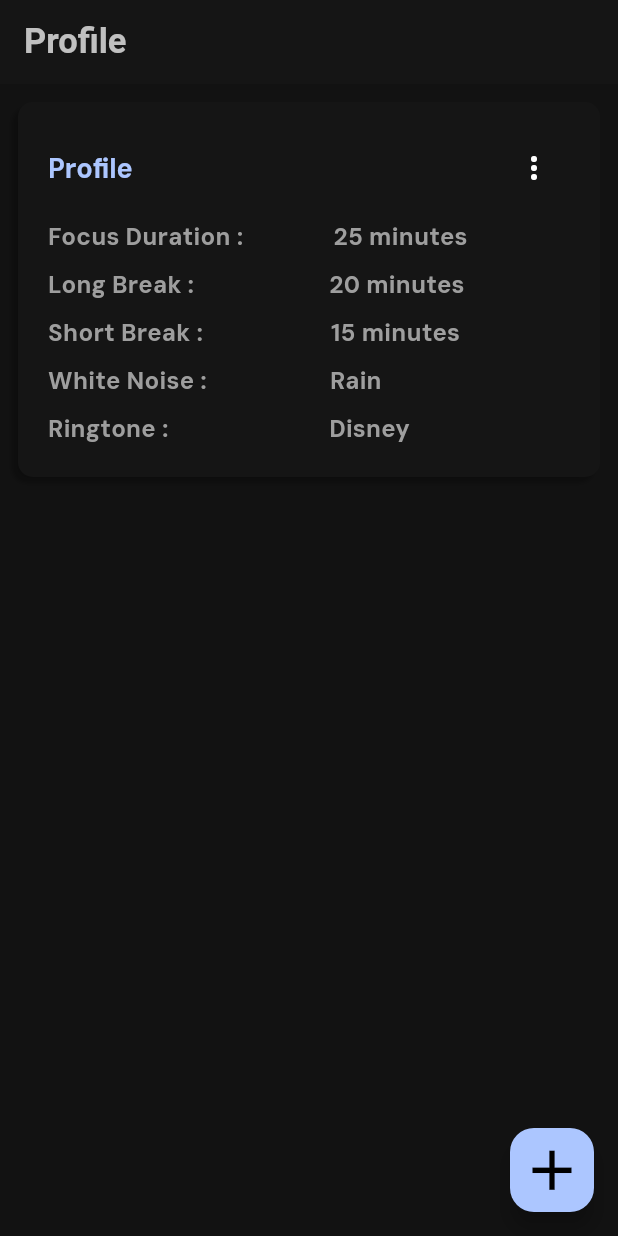
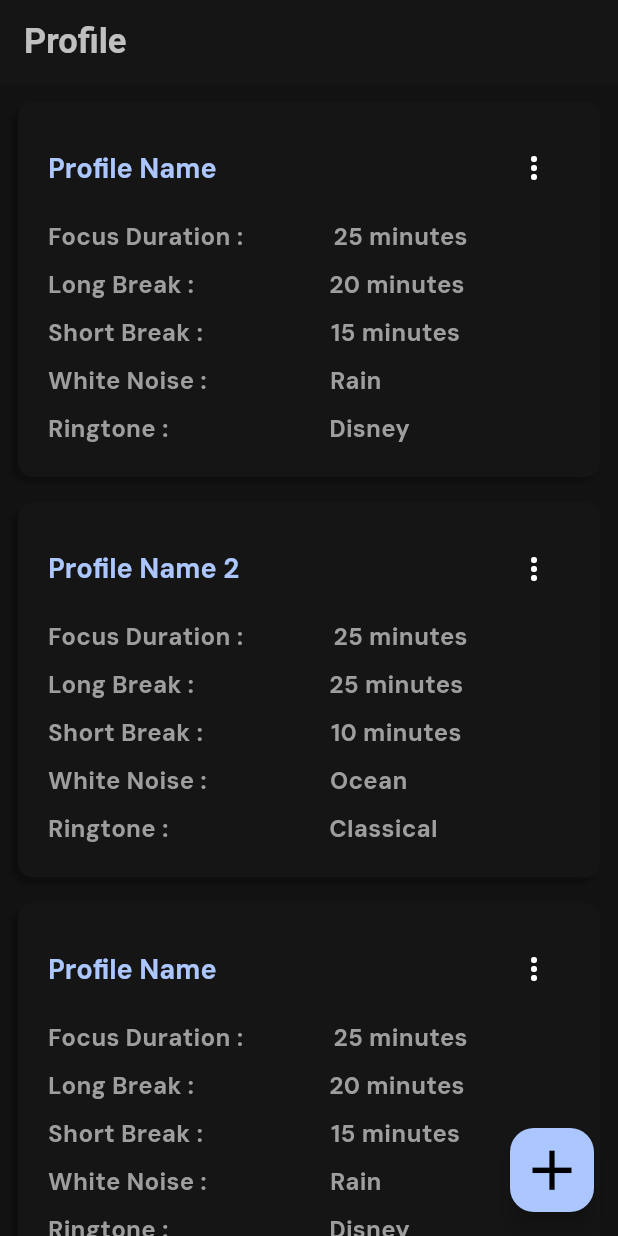
Before and after one commit to NNNNNC/pomodor_app, a Flutter app: the profile_page screen opened directly, after a tap on the "add" icon, on a phone screen of 412 x 824 dp. Run offline on Flutter 3.47's test engine with Material 3 defaults, Android fonts, the phone set to English and light mode, and no system bars; our stand-ins replace audioplayers, carousel_slider, flip_card, hive, hive_flutter; accounts and stored records are empty.

Commit message:
modify profile

```diff
--- a/lib/pages/main_page.dart
+++ b/lib/pages/main_page.dart
@@ -40,7 +40,7 @@ class _MainpageState extends State<Mainpage> {
                     icon: Container(
                       height: 30,
                       child: Image.asset(
-                        'icons/pie-chart.png',
+                        'assets/icons/pie-chart.png',
                         color: Theme.of(context).colorScheme.secondary,
                       ),
                     ),
@@ -50,7 +50,7 @@ class _MainpageState extends State<Mainpage> {
                       icon: Container(
                         height: 30,
                         child: Image.asset(
-                          'icons/document.png',
+                          'assets/icons/document.png',
                           color: Theme.of(context).colorScheme.secondary,
                         ),
                       ),
@@ -59,7 +59,7 @@ class _MainpageState extends State<Mainpage> {
                       icon: Container(
                         height: 30,
                         child: Image.asset(
-                          'icons/bill.png',
+                          'assets/icons/bill.png',
                           color: Theme.of(context).colorScheme.secondary,
                         ),
                       ),
--- a/lib/pages/profile_page.dart
+++ b/lib/pages/profile_page.dart
@@ -9,7 +9,24 @@ class profile_page extends StatefulWidget {
 }
 
 class _profile_pageState extends State<profile_page> {
-  List<Widget> profileTiles = [];
+  List<Map<String, dynamic>> settings = [
+    {
+      'profile_name': 'Profile Name',
+      'focus_duration': 25,
+      'long_break': 20,
+      'short_break': 15,
+      'white_noise': 'Rain',
+      'ringtone': 'Disney',
+    },
+    {
+      'profile_name': 'Profile Name 2',
+      'focus_duration': 30,
+      'long_break': 25,
+      'short_break': 10,
+      'white_noise': 'Ocean',
+      'ringtone': 'Classical',
+    },
+  ];
 
   @override
   Widget build(BuildContext context) {
@@ -21,16 +38,14 @@ class _profile_pageState extends State<profile_page> {
           heroTag: 'profile',
           onPressed: () {
             setState(() {
-              profileTiles.add(
-                profile_tile(
-                  profile_name: 'Profile',
-                  focus_duration: 25,
-                  long_break: 20,
-                  short_break: 15,
-                  white_noise: 'Rain',
-                  ringtone: 'Disney',
-                ),
-              );
+              settings.add({
+                'profile_name': 'Profile Name',
+                'focus_duration': 25,
+                'long_break': 20,
+                'short_break': 15,
+                'white_noise': 'Rain',
+                'ringtone': 'Disney',
+              });
             });
           },
           child: Icon(
@@ -39,9 +54,16 @@ class _profile_pageState extends State<profile_page> {
           ),
         ),
         body: ListView.builder(
-          itemCount: profileTiles.length,
+          itemCount: settings.length,
           itemBuilder: (context, index) {
-            return profileTiles[index];
+            final profile = settings[index];
+            return profile_tile(
+                profile_name: profile['profile_name'],
+                focus_duration: profile['focust_duration'] ?? 25,
+                long_break: profile['long_break'] ?? 20,
+                short_break: profile['short_break'] ?? 15,
+                white_noise: profile['white_noise'],
+                ringtone: profile['ringtone']);
           },
         ));
   }
--- a/pubspec.yaml
+++ b/pubspec.yaml
@@ -41,6 +41,7 @@ dependencies:
   carousel_slider: ^4.2.1
   flip_card: ^0.7.0
   provider: ^6.1.2
+  audioplayers: ^6.0.0
 
 dev_dependencies:
   flutter_test:
@@ -68,7 +69,8 @@ flutter:
 
   # To add assets to your application, add an assets section, like this:
   assets:
-    - icons/
+    - assets/icons/
+    - assets/audios/
   #   - images/a_dot_ham.jpeg
 
   # An image asset can refer to one or more resolution-specific "variants", see
```
Also changed, not shown: lib/pages/profile_edit.dart (+33 -2 lines), assets/icons/bill.png (renamed from icons/bill.png), assets/icons/document.png (renamed from icons/document.png), assets/icons/pie-chart.png (renamed from icons/pie-chart.png), pubspec.lock, 10 other files.
